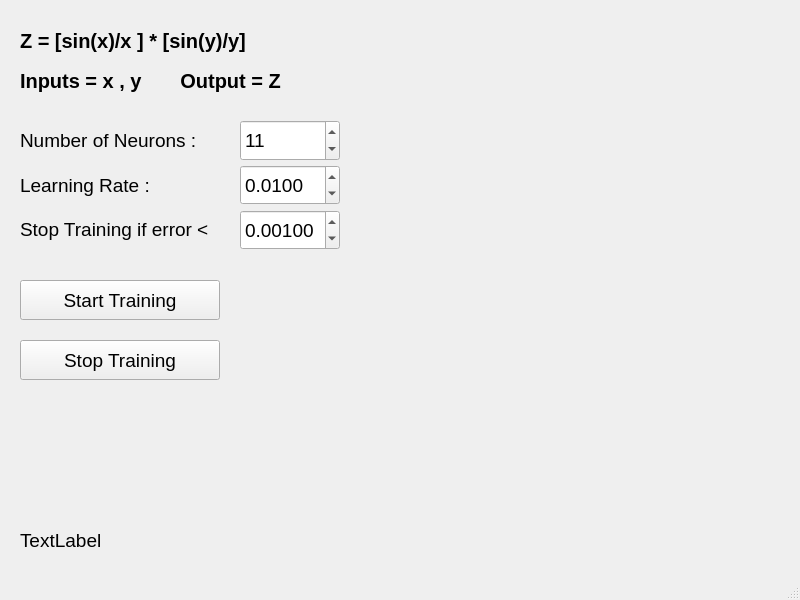
Old version of the form mainwindow.ui in the repository ahmetcihan/RRBF_Neural_Network.
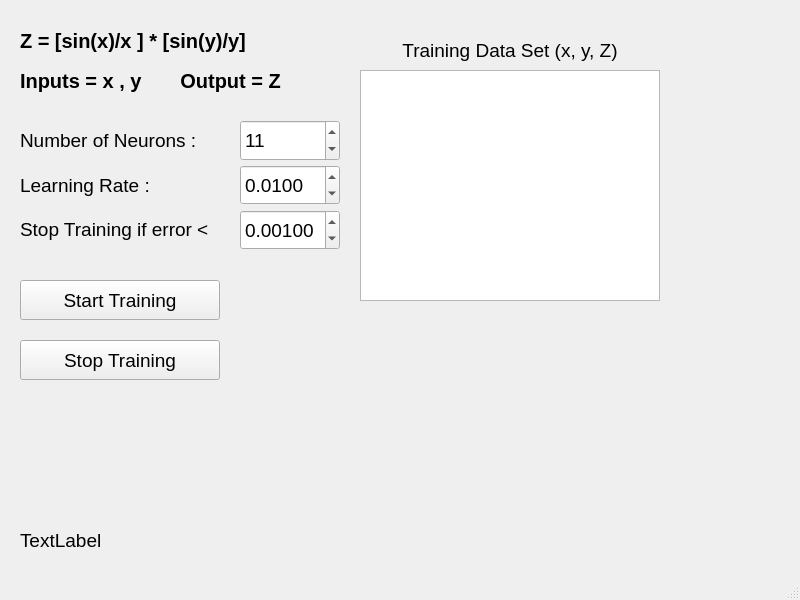
New version of the form.

```diff
--- a/mainwindow.ui
+++ b/mainwindow.ui
@@ -246,6 +246,42 @@
      <string>Stop Training if error &lt;</string>
     </property>
    </widget>
+   <widget class="QTextEdit" name="trainingDataTextEdit">
+    <property name="geometry">
+     <rect>
+      <x>360</x>
+      <y>70</y>
+      <width>300</width>
+      <height>231</height>
+     </rect>
+    </property>
+    <property name="font">
+     <font>
+      <pointsize>10</pointsize>
+     </font>
+    </property>
+   </widget>
+   <widget class="QLabel" name="errorLabel_7">
+    <property name="geometry">
+     <rect>
+      <x>360</x>
+      <y>30</y>
+      <width>300</width>
+      <height>40</height>
+     </rect>
+    </property>
+    <property name="font">
+     <font>
+      <pointsize>14</pointsize>
+     </font>
+    </property>
+    <property name="text">
+     <string>Training Data Set (x, y, Z)</string>
+    </property>
+    <property name="alignment">
+     <set>Qt::AlignCenter</set>
+    </property>
+   </widget>
   </widget>
   <widget class="QMenuBar" name="menubar">
    <property name="geometry">
```
